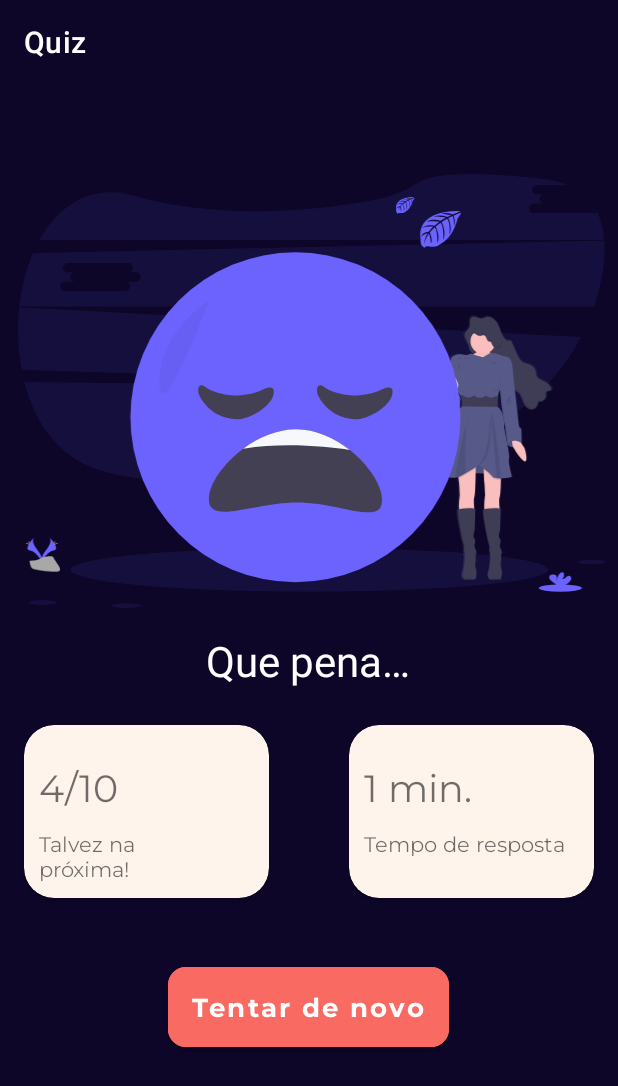
After one commit to juliendymendes/quiz-progmov, an Android app: the fragment ResultadoNegativoFragment shown on its own in the app's theme, on a phone screen of 412 x 824 dp. The commit adds this screen. Shown: the top 1086 px of the screen. Run offline under Robolectric (Android 15) with nearby library versions, the phone set to English and light mode, and no system bars.

Commit message:
telas de resultados

```diff
--- /dev/null
+++ b/app/src/main/java/com/me/quiz/telas/ResultadoNegativoFragment.java
@@ -0,0 +1,66 @@
+package com.me.quiz.telas;
+
+import android.os.Bundle;
+
+import androidx.fragment.app.Fragment;
+
+import android.view.LayoutInflater;
+import android.view.View;
+import android.view.ViewGroup;
+
+import com.me.quiz.R;
+
+/**
+ * A simple {@link Fragment} subclass.
+ * Use the {@link ResultadoNegativoFragment#newInstance} factory method to
+ * create an instance of this fragment.
+ */
+public class ResultadoNegativoFragment extends Fragment {
+
+    // TODO: Rename parameter arguments, choose names that match
+    // the fragment initialization parameters, e.g. ARG_ITEM_NUMBER
+    private static final String ARG_PARAM1 = "param1";
+    private static final String ARG_PARAM2 = "param2";
+
+    // TODO: Rename and change types of parameters
+    private String mParam1;
+    private String mParam2;
+
+    public ResultadoNegativoFragment() {
+        // Required empty public constructor
+    }
+
+    /**
+     * Use this factory method to create a new instance of
+     * this fragment using the provided parameters.
+     *
+     * @param param1 Parameter 1.
+     * @param param2 Parameter 2.
+     * @return A new instance of fragment ResultadoNegativoFragment.
+     */
+    // TODO: Rename and change types and number of parameters
+    public static ResultadoNegativoFragment newInstance(String param1, String param2) {
+        ResultadoNegativoFragment fragment = new ResultadoNegativoFragment();
+        Bundle args = new Bundle();
+        args.putString(ARG_PARAM1, param1);
+        args.putString(ARG_PARAM2, param2);
+        fragment.setArguments(args);
+        return fragment;
+    }
+
+    @Override
+    public void onCreate(Bundle savedInstanceState) {
+        super.onCreate(savedInstanceState);
+        if (getArguments() != null) {
+            mParam1 = getArguments().getString(ARG_PARAM1);
+            mParam2 = getArguments().getString(ARG_PARAM2);
+        }
+    }
+
+    @Override
+    public View onCreateView(LayoutInflater inflater, ViewGroup container,
+                             Bundle savedInstanceState) {
+        // Inflate the layout for this fragment
+        return inflater.inflate(R.layout.fragment_resultado_negativo, container, false);
+    }
+}
--- /dev/null
+++ b/app/src/main/res/layout/fragment_resultado_negativo.xml
@@ -0,0 +1,120 @@
+<?xml version="1.0" encoding="utf-8"?>
+<androidx.constraintlayout.widget.ConstraintLayout xmlns:android="http://schemas.android.com/apk/res/android"
+    xmlns:app="http://schemas.android.com/apk/res-auto"
+    xmlns:tools="http://schemas.android.com/tools"
+    android:layout_width="match_parent"
+    android:layout_height="match_parent"
+    tools:context=".telas.ResultadoNegativoFragment"
+    android:background="@color/azul_escuro">
+
+
+    <ImageView
+        android:id="@+id/iv_resultado_negativo"
+        android:layout_width="416dp"
+        android:layout_height="289dp"
+        android:layout_marginTop="60dp"
+        android:src="@drawable/triste"
+        app:layout_constraintStart_toStartOf="parent"
+        app:layout_constraintTop_toTopOf="parent"
+        />
+
+
+    <TextView
+        android:id="@+id/tv_que_pena"
+        android:layout_width="wrap_content"
+        android:layout_height="wrap_content"
+        android:layout_marginStart="146dp"
+        android:layout_marginTop="16dp"
+        android:layout_marginEnd="147dp"
+        android:text="@string/que_pena"
+        android:textColor="@color/white"
+        android:textSize="28sp"
+        app:layout_constraintEnd_toEndOf="parent"
+        app:layout_constraintStart_toStartOf="parent"
+        app:layout_constraintTop_toBottomOf="@+id/iv_resultado_negativo" />
+
+    <androidx.cardview.widget.CardView
+        android:id="@+id/cv_tempo"
+        android:layout_width="163dp"
+        android:layout_height="115dp"
+        android:layout_marginTop="24dp"
+        android:layout_marginEnd="16dp"
+        android:backgroundTint="@color/bege"
+        app:cardCornerRadius="20dp"
+        app:layout_constraintEnd_toEndOf="parent"
+        app:layout_constraintTop_toBottomOf="@+id/tv_que_pena">
+
+        <TextView
+            android:id="@+id/tv_tempo"
+            android:layout_width="100dp"
+            android:layout_height="wrap_content"
+            android:layout_marginHorizontal="10dp"
+            android:layout_marginVertical="25dp"
+            android:fontFamily="@font/montserrat_regular"
+            android:text="@string/tempo_em_numero"
+            android:textColor="@color/preto_56"
+            android:textSize="25sp" />
+
+        <TextView
+            android:id="@+id/tv_tempo_de_resposta"
+            android:layout_width="147dp"
+            android:layout_height="45dp"
+            android:layout_marginHorizontal="10dp"
+            android:layout_marginVertical="70dp"
+            android:fontFamily="@font/montserrat_regular"
+            android:text="@string/tempo_de_resposta"
+            android:textColor="@color/preto_56"
+            android:textSize="14sp" />
+    </androidx.cardview.widget.CardView>
+
+    <androidx.cardview.widget.CardView
+        android:id="@+id/cv_resultado"
+        android:layout_width="163dp"
+        android:layout_height="115dp"
+        android:layout_marginStart="16dp"
+        android:layout_marginTop="24dp"
+        android:backgroundTint="@color/bege"
+        app:cardCornerRadius="20dp"
+        app:layout_constraintStart_toStartOf="parent"
+        app:layout_constraintTop_toBottomOf="@+id/tv_que_pena">
+
+        <TextView
+            android:id="@+id/tv_numero_acertos"
+            android:layout_width="113dp"
+            android:layout_height="wrap_content"
+            android:layout_marginHorizontal="10dp"
+            android:layout_marginVertical="25dp"
+            android:fontFamily="@font/montserrat_regular"
+            android:text="@string/numero_erros"
+            android:textColor="@color/preto_56"
+            android:textSize="25sp" />
+
+        <TextView
+            android:id="@+id/tv_talvez_na_proxima"
+            android:layout_width="117dp"
+            android:layout_height="45dp"
+            android:layout_marginHorizontal="10dp"
+            android:layout_marginVertical="70dp"
+            android:fontFamily="@font/montserrat_regular"
+            android:text="@string/talvez_na_proxima"
+            android:textColor="@color/preto_56"
+            android:textSize="14sp" />
+    </androidx.cardview.widget.CardView>
+
+    <com.google.android.material.button.MaterialButton
+        android:id="@+id/btn_tente_denovo"
+        style="@style/botao_submit"
+        android:layout_height="65dp"
+        android:layout_marginStart="112dp"
+        android:layout_marginTop="40dp"
+        android:layout_marginEnd="112dp"
+        android:text="@string/tenta_de_novo"
+        app:cornerRadius="12dp"
+        app:layout_constraintEnd_toEndOf="parent"
+        app:layout_constraintHorizontal_bias="0.0"
+        app:layout_constraintStart_toStartOf="parent"
+        app:layout_constraintTop_toBottomOf="@+id/cv_resultado" />
+
+
+
+</androidx.constraintlayout.widget.ConstraintLayout>
--- a/app/src/main/res/values/strings.xml
+++ b/app/src/main/res/values/strings.xml
@@ -38,6 +38,9 @@
     <string name="alteracoes_erro">Erro ao salvar alterações. Tente novamente.</string>
     <string name="foto_de_perfil_do_usuario">Foto de perfil do usuário</string>
     <string name="proxima">Próxima</string>
+    <string name="numero_acertos">8/10</string>
+    <string name="numero_erros">4/10</string>
+    <string name="tempo_em_numero">1 min.</string>
     <!-- TODO: Remove or change this placeholder text -->
     <string name="hello_blank_fragment">Hello blank fragment</string>
 
```
Also changed, not shown: app/src/main/java/com/me/quiz/telas/ResultadoPositivoFragment.java (added, +66 -0 lines), app/src/main/res/layout/fragment_resultado_positivo.xml (added, +120 -0 lines).
